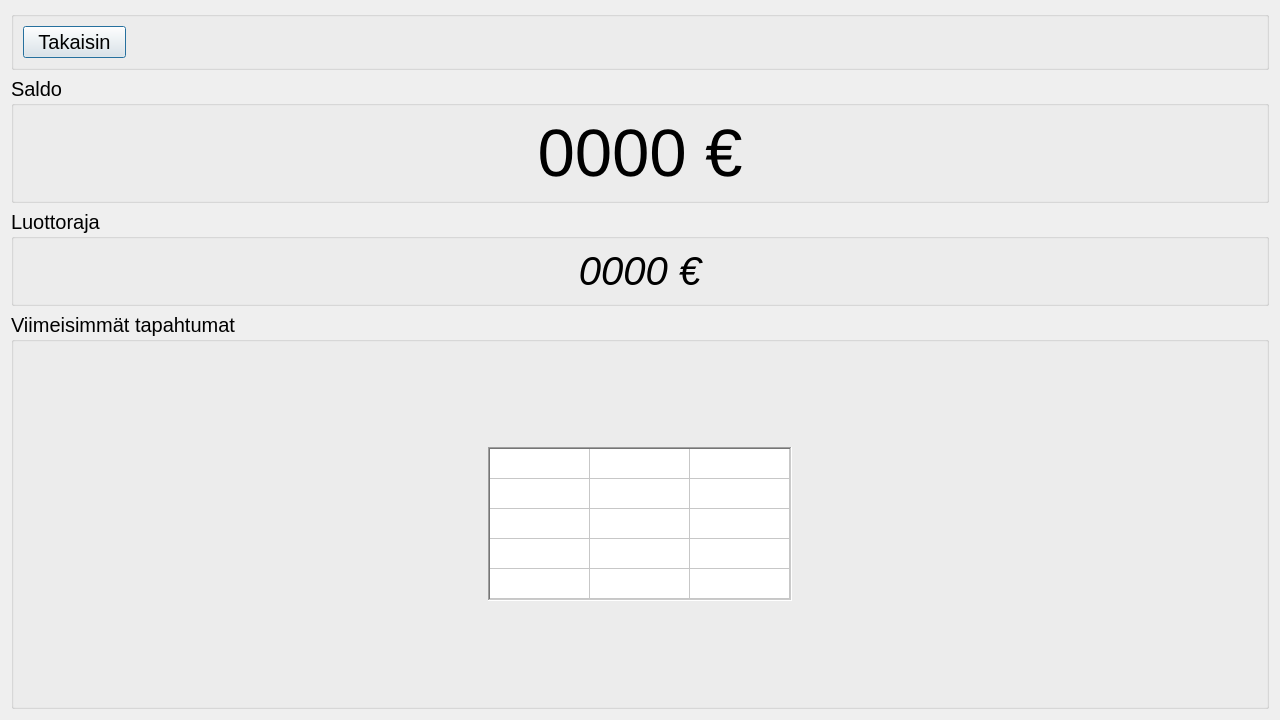
Before: the Qt Designer form frontend/balanceDLL/balancedialog.ui in JnsRdnp/ATM-Simulator, drawn with Qt 5.
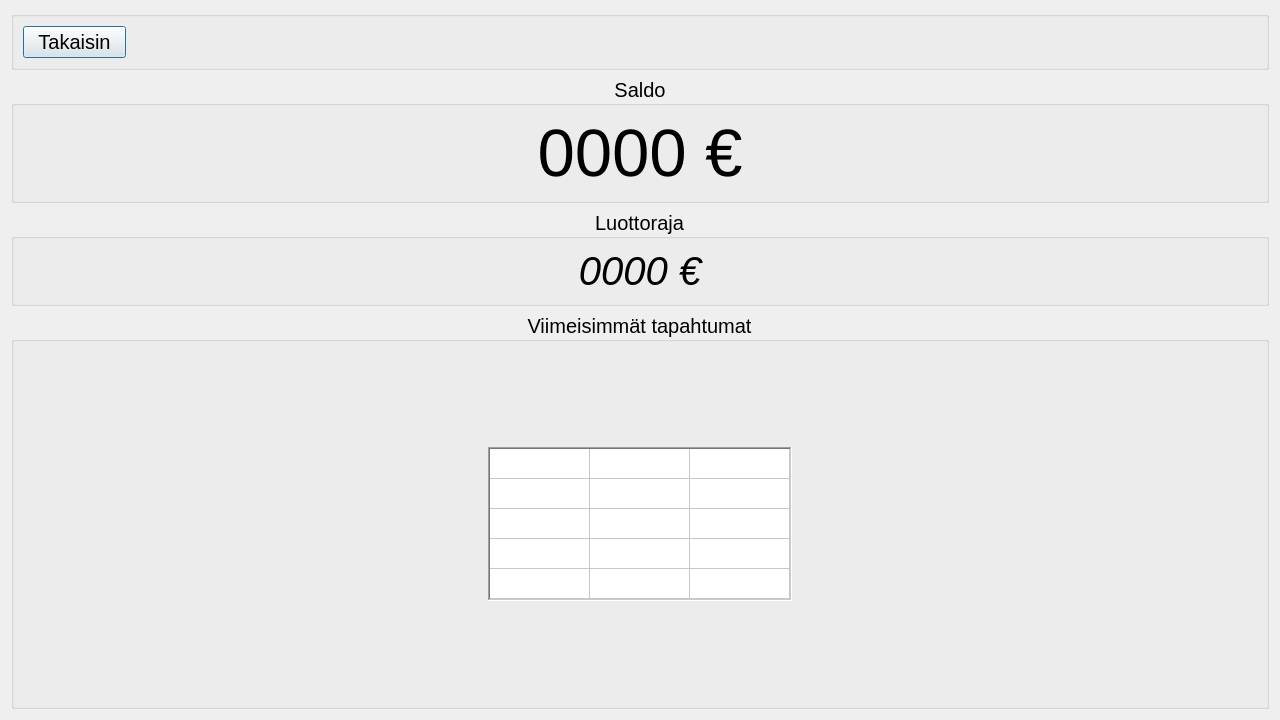
After: the same form once the commit is applied.

```diff
--- a/frontend/balanceDLL/balancedialog.ui
+++ b/frontend/balanceDLL/balancedialog.ui
@@ -73,6 +73,9 @@
      <property name="title">
       <string>Saldo</string>
      </property>
+     <property name="alignment">
+      <set>Qt::AlignCenter</set>
+     </property>
      <layout class="QHBoxLayout" name="horizontalLayout_3">
       <item>
        <widget class="QLabel" name="lblBalance">
@@ -101,6 +104,9 @@
      <property name="title">
       <string>Luottoraja</string>
      </property>
+     <property name="alignment">
+      <set>Qt::AlignCenter</set>
+     </property>
      <layout class="QVBoxLayout" name="verticalLayout_2">
       <item>
        <widget class="QLabel" name="lblCreditlimit">
@@ -127,6 +133,9 @@
      <property name="title">
       <string>Viimeisimmät tapahtumat</string>
      </property>
+     <property name="alignment">
+      <set>Qt::AlignCenter</set>
+     </property>
      <layout class="QGridLayout" name="gridLayout">
       <item row="1" column="0">
        <spacer name="horizontalSpacer_2">
```
